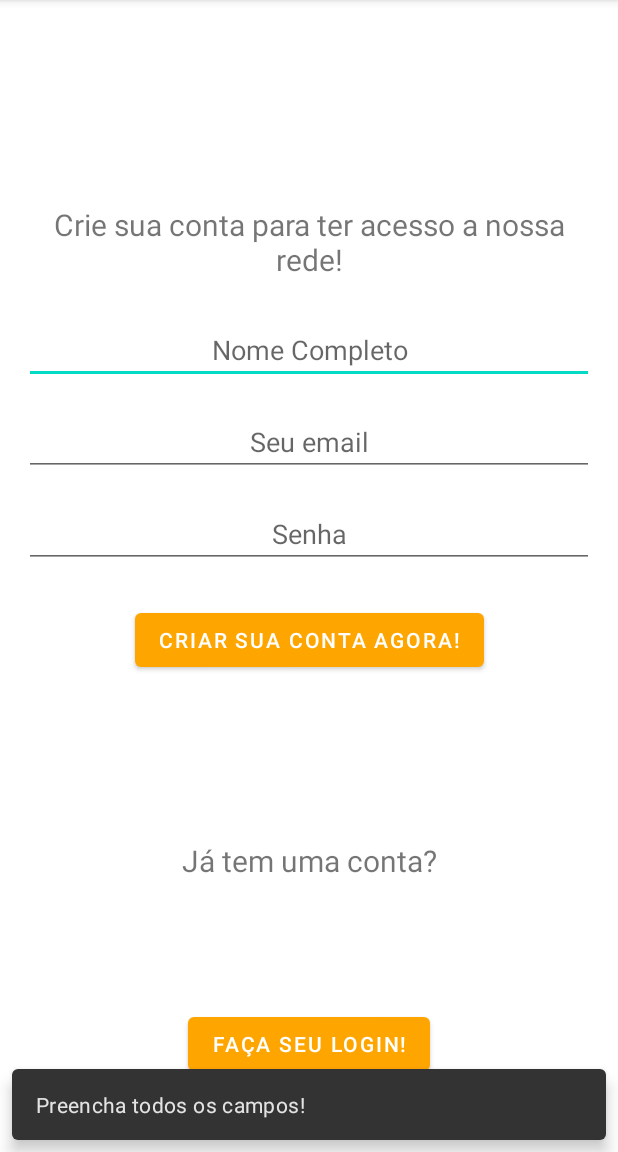
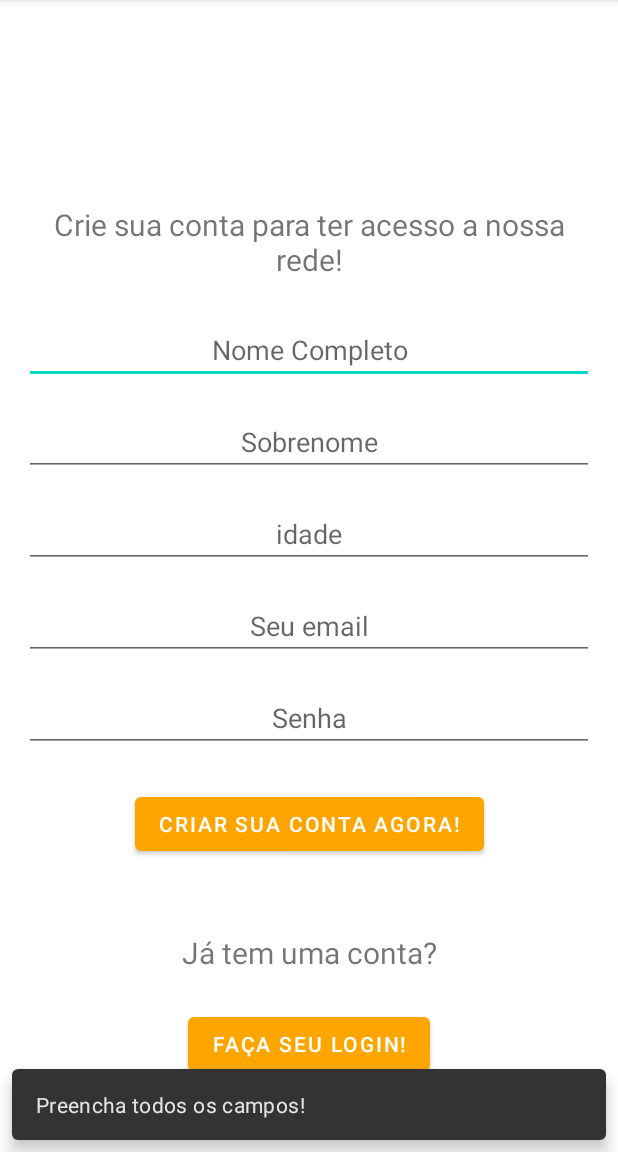
Before and after one commit to HeroRickyGAMES/MassBuilder, an Android app: the CadastroAC screen opened directly, with no data from a screen before it, after a tap on "CRIAR SUA CONTA AGORA!", on a phone screen of 412 x 824 dp, the part 84-1236 px from its top. Run offline under Robolectric (Android 15) with nearby library versions, the phone set to English and light mode, and no system bars; our stand-ins replace Firebase (no records; nobody signed in at launch, a user with empty details on screens opened directly); libraries missing offline, so code that uses them is left out: com.google.rpc.context.

Commit message:
Mandando mais informações para o servidor assim como idade, é funcionario?, Email, senha, Nome, Sobrenome

```diff
--- a/app/src/main/java/com/hrgstudios/massbuilder/CadastroAC.java
+++ b/app/src/main/java/com/hrgstudios/massbuilder/CadastroAC.java
@@ -39,7 +39,7 @@ import java.util.Map;
 public class CadastroAC extends AppCompatActivity {
 
     //comentei sobre eles para colocar-los aqui, não sei explicar direito mais fds kkkkk
-    public EditText Editnome, EditEmailc, EditSenhac;
+    public EditText Editnome, EditEmailc, EditSenhac, editSobrenome, textIdade;
     public Button Bt_cadastro;
     public DatabaseReference referencia = FirebaseDatabase.getInstance().getReference("usuarios");
     public String uid;
@@ -59,6 +59,8 @@ public class CadastroAC extends AppCompatActivity {
         Editnome = findViewById(R.id.Editnome);
         EditEmailc = findViewById(R.id.EditEmailc);
         EditSenhac = findViewById(R.id.EditSenhac);
+        editSobrenome = findViewById(R.id.editSobrenome);
+        textIdade = findViewById(R.id.textIdade);
 
 
         //ID do botão
@@ -72,9 +74,11 @@ public class CadastroAC extends AppCompatActivity {
                 String nome = Editnome.getText().toString();
                 String email = EditEmailc.getText().toString();
                 String senha = EditSenhac.getText().toString();
+                String Sobrenome = editSobrenome.getText().toString();
+                String Idade = textIdade.getText().toString();
 
                 //e se...
-                if(nome.isEmpty() || email.isEmpty() || senha.isEmpty()){
+                if(nome.isEmpty() || email.isEmpty() || senha.isEmpty() || Sobrenome.isEmpty() || Idade.isEmpty()){
 
                     Snackbar snackbar = Snackbar.make(v, "Preencha todos os campos!", Snackbar.LENGTH_LONG);
                     snackbar.show();
@@ -136,12 +140,16 @@ public class CadastroAC extends AppCompatActivity {
     public void SalvarDadosUsuario(){
 
         String nome = Editnome.getText().toString();
+        String sobrenome = editSobrenome.getText().toString();
+        String idade = textIdade.getText().toString();
 
         Boolean isfuncionario = false;
 
         String getuID = EditEmailc.getText().toString().replaceAll("\\p{Punct}", "");
 
         referencia.child(getuID).child("nome").setValue(nome);
+        referencia.child(getuID).child("sobrenome").setValue(sobrenome);
+        referencia.child(getuID).child("Idade").setValue(idade);
         referencia.child(getuID).child("É funcionario").setValue(isfuncionario);
 
 
--- a/app/src/main/res/layout/activity_cadastro.xml
+++ b/app/src/main/res/layout/activity_cadastro.xml
@@ -50,7 +50,7 @@
         android:textAlignment="center"
         app:layout_constraintEnd_toEndOf="parent"
         app:layout_constraintStart_toStartOf="parent"
-        app:layout_constraintTop_toBottomOf="@+id/Editnome" />
+        app:layout_constraintTop_toBottomOf="@+id/textIdade" />
 
     <EditText
         android:id="@+id/EditSenhac"
@@ -98,4 +98,30 @@
         app:layout_constraintBottom_toBottomOf="parent"
         app:layout_constraintEnd_toEndOf="parent"
         app:layout_constraintStart_toStartOf="parent" />
+
+    <EditText
+        android:id="@+id/editSobrenome"
+        android:layout_width="0dp"
+        android:layout_height="wrap_content"
+        android:layout_marginTop="16dp"
+        android:ems="10"
+        android:hint="Sobrenome"
+        android:inputType="textPersonName"
+        android:textAlignment="center"
+        app:layout_constraintEnd_toEndOf="parent"
+        app:layout_constraintStart_toStartOf="parent"
+        app:layout_constraintTop_toBottomOf="@+id/Editnome" />
+
+    <EditText
+        android:id="@+id/textIdade"
+        android:layout_width="0dp"
+        android:layout_height="wrap_content"
+        android:layout_marginTop="16dp"
+        android:ems="10"
+        android:hint="idade"
+        android:inputType="number"
+        android:textAlignment="center"
+        app:layout_constraintEnd_toEndOf="parent"
+        app:layout_constraintStart_toStartOf="parent"
+        app:layout_constraintTop_toBottomOf="@+id/editSobrenome" />
 </androidx.constraintlayout.widget.ConstraintLayout>
```
